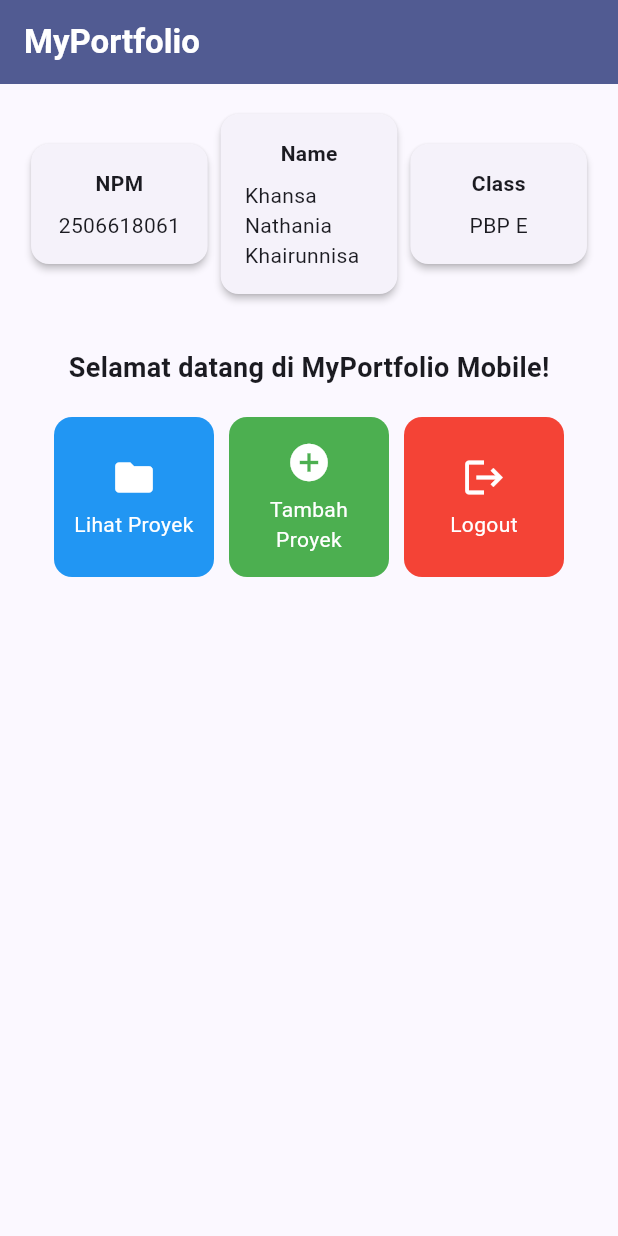
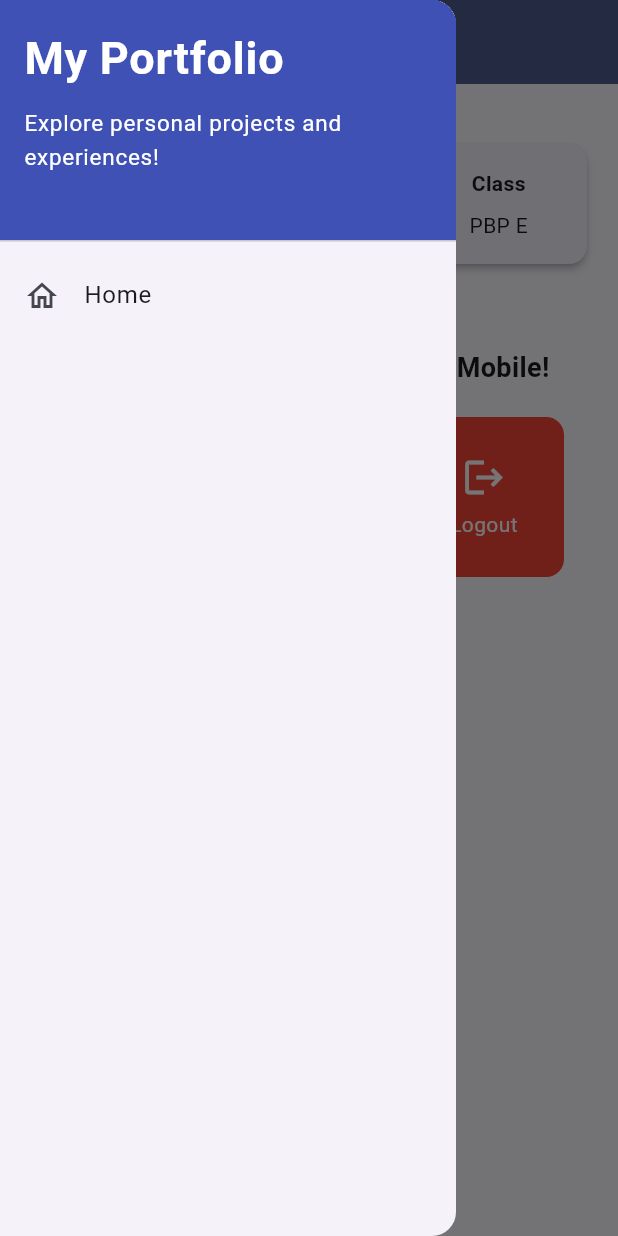
Before and after one commit to khansanathania/myportofolio_mobile, a Flutter app: the screen it shows after launch, with the side drawer open (before the commit the screen has no drawer), on a phone screen of 412 x 824 dp. Run offline on Flutter 3.47's test engine with Material 3 defaults, Android fonts, the phone set to English and light mode, and no system bars; our stand-ins replace material_ui.

Commit message:
feat: add left drawer with home navigation

```diff
--- a/lib/main.dart
+++ b/lib/main.dart
@@ -1,4 +1,4 @@
-import 'package:flutter/material.dart';
+import 'package:material_ui/material_ui.dart';
 import 'package:myportofolio_mobile/menu.dart';
 
 void main() {
--- a/lib/menu.dart
+++ b/lib/menu.dart
@@ -1,4 +1,5 @@
-import 'package:flutter/material.dart';
+import 'package:material_ui/material_ui.dart';
+import 'package:myportofolio_mobile/widgets/left_drawer.dart';
 
 // Halaman utama aplikasi menggunakan StatelessWidget
 // karena tidak memiliki data yang perlu berubah secara dinamis.
@@ -26,8 +27,10 @@ class MyHomePage extends StatelessWidget {
           style: TextStyle(color: Colors.white, fontWeight: FontWeight.bold),
         ),
         backgroundColor: Theme.of(context).colorScheme.primary,
+        iconTheme: const IconThemeData(color: Colors.white),
       ),
       // Body halaman utama dengan padding di sekelilingnya.
+      drawer: const LeftDrawer(),
       body: Padding(
         padding: const EdgeInsets.all(16.0),
         child: Column(
--- /dev/null
+++ b/lib/widgets/left_drawer.dart
@@ -0,0 +1,47 @@
+import 'package:material_ui/material_ui.dart';
+import 'package:myportofolio_mobile/menu.dart';
+
+class LeftDrawer extends StatelessWidget {
+  const LeftDrawer({super.key});
+
+  @override
+  Widget build(BuildContext context) {
+    return Drawer(
+      child: ListView(
+        children: [
+          const DrawerHeader(
+            decoration: BoxDecoration(color: Colors.indigo),
+            child: Column(
+              crossAxisAlignment: CrossAxisAlignment.start,
+              children: [
+                Text(
+                  'My Portfolio',
+                  style: TextStyle(
+                    fontSize: 30,
+                    fontWeight: FontWeight.bold,
+                    color: Colors.white,
+                  ),
+                ),
+                SizedBox(height: 10),
+                Text(
+                  'Explore personal projects and experiences!',
+                  style: TextStyle(fontSize: 15, color: Colors.white),
+                ),
+              ],
+            ),
+          ),
+          ListTile(
+            leading: const Icon(Icons.home_outlined),
+            title: const Text('Home'),
+            onTap: () {
+              Navigator.pushReplacement(
+                context,
+                MaterialPageRoute(builder: (context) => MyHomePage()),
+              );
+            },
+          ),
+        ],
+      ),
+    );
+  }
+}
--- a/pubspec.yaml
+++ b/pubspec.yaml
@@ -34,6 +34,7 @@ dependencies:
   # The following adds the Cupertino Icons font to your application.
   # Use with the CupertinoIcons class for iOS style icons.
   cupertino_icons: ^1.0.8
+  material_ui: ^1.11.0
 
 dev_dependencies:
   flutter_test:
```
Also changed, not shown: pubspec.lock.
